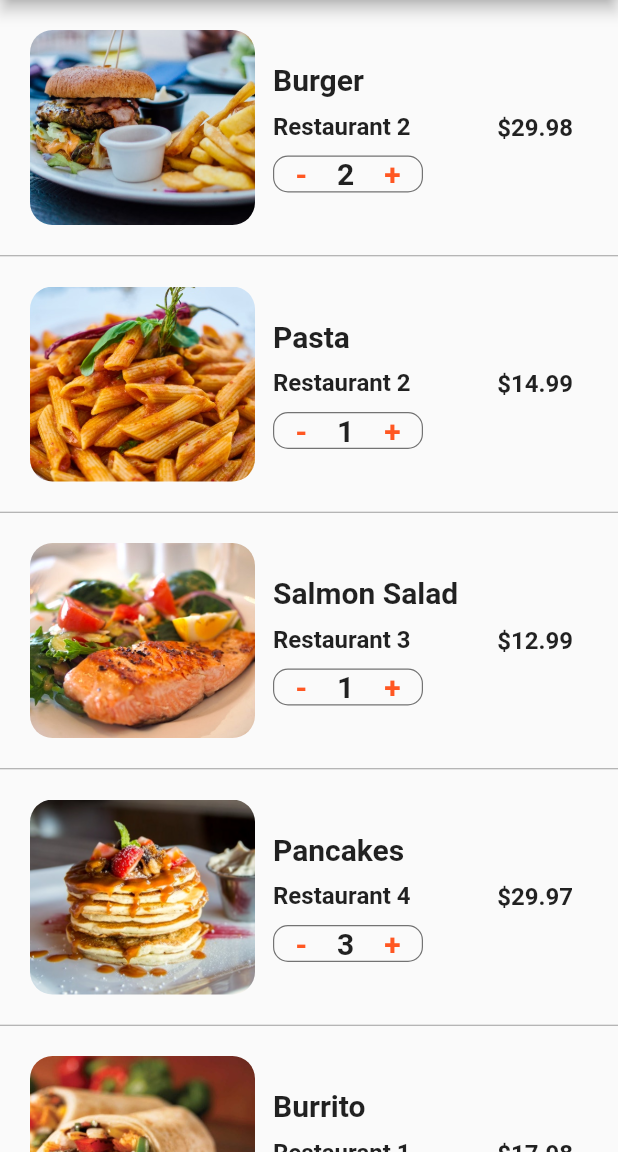
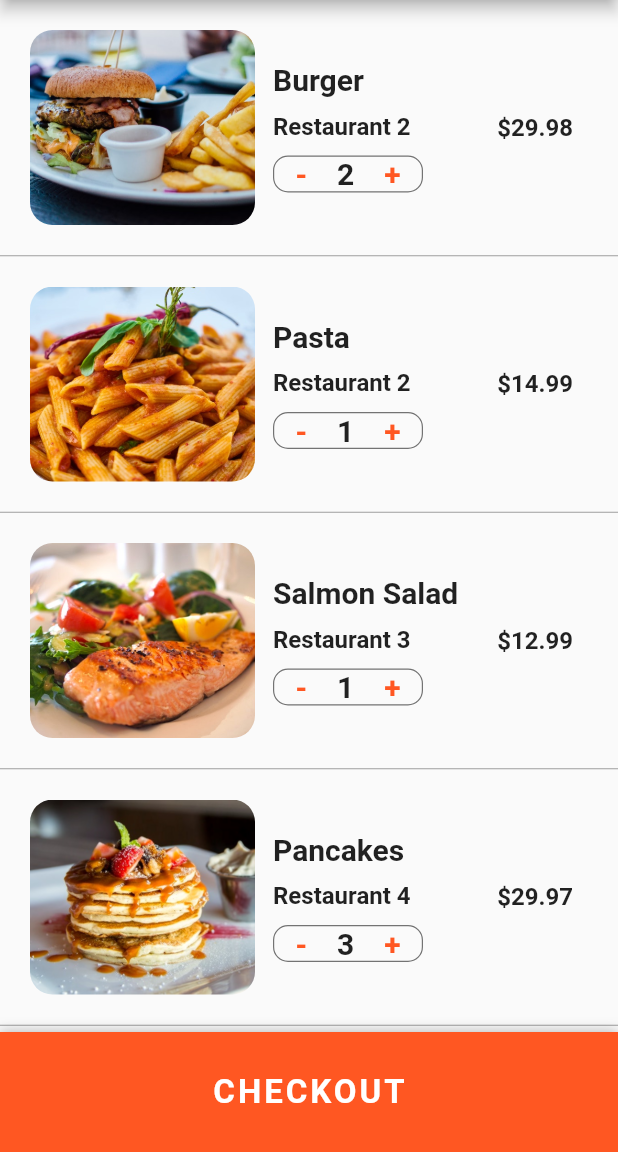
Before and after one commit to sa2608/Flutter-Food-Delivery-App, a Flutter app: the screen it shows after launch, after a tap on an icon or button, on a phone screen of 412 x 824 dp, the part 84-1236 px from its top. Run offline on Flutter 3.47's test engine with Material 2 defaults, Android fonts, the phone set to English and light mode, and no system bars.

Commit message:
:smile: checkout section completed

```diff
--- a/lib/screens/cart_screen.dart
+++ b/lib/screens/cart_screen.dart
@@ -130,20 +130,72 @@ class _CartScreenState extends State<CartScreen> {
 
   @override
   Widget build(BuildContext context) {
+    double totalPrice = 0;
+    currentUser.cart.forEach(
+        (Order order) => totalPrice += order.quantity * order.food.price);
     return Scaffold(
       appBar: AppBar(
         centerTitle: true,
         title: Text(
           'Cart (${currentUser.cart.length})',
         ),
-        actions: [
-          Icon(Icons.more_vert)
-        ],
+        actions: [Icon(Icons.more_vert)],
       ),
       body: ListView.separated(
         itemBuilder: (BuildContext context, int index) {
+          if (index < currentUser.cart.length) {
             Order order = currentUser.cart[index];
             return _buildCartItem(order);
+          }
+          //delivery time and total cost section
+          return Padding(
+            padding: const EdgeInsets.all(20.0),
+            child: Column(
+              children: [
+                Row(
+                  mainAxisAlignment: MainAxisAlignment.spaceBetween,
+                  children: [
+                    Text(
+                      'Extimated Deliver Time',
+                      style: TextStyle(
+                        fontSize: 20.0,
+                        fontWeight: FontWeight.w600,
+                      ),
+                    ),
+                    Text(
+                      '25 Min',
+                      style: TextStyle(
+                        fontSize: 20.0,
+                        fontWeight: FontWeight.w600,
+                      ),
+                    ),
+                  ],
+                ),
+                SizedBox(height: 10.0),
+                Row(
+                  mainAxisAlignment: MainAxisAlignment.spaceBetween,
+                  children: [
+                    Text(
+                      'Total Cost ',
+                      style: TextStyle(
+                        fontSize: 20.0,
+                        fontWeight: FontWeight.w600,
+                      ),
+                    ),
+                    Text(
+                      '\$${totalPrice.toStringAsFixed(2)}',
+                      style: TextStyle(
+                        color: Colors.green[700],
+                        fontSize: 20.0,
+                        fontWeight: FontWeight.w600,
+                      ),
+                    ),
+                  ],
+                ),
+                SizedBox(height: 80.0,)
+              ],
+            ),
+          );
         },
         separatorBuilder: (BuildContext context, int index) {
           return Divider(
@@ -151,7 +203,37 @@ class _CartScreenState extends State<CartScreen> {
             height: 1.0,
           );
         },
-          itemCount: currentUser.cart.length),
+        itemCount: currentUser.cart.length + 1,
+      ),
+      //checkout section
+      bottomSheet: Container(
+        height: 80.0,
+        width: MediaQuery.of(context).size.width,
+        decoration: BoxDecoration(
+          color: Theme.of(context).primaryColor,
+          boxShadow: [
+            BoxShadow(
+              color: Colors.black26,
+              offset: Offset(0, -1),
+              blurRadius: 6.0,
+            ),
+          ],
+        ),
+        child: Center(
+          child: FlatButton(
+              onPressed: () {
+                print('checkout pressed');
+              },
+              child: Text(
+                'CHECKOUT',
+                style: TextStyle(
+                    color: Colors.white,
+                    fontSize: 22.0,
+                    fontWeight: FontWeight.bold,
+                    letterSpacing: 2.0),
+              )),
+        ),
+      ),
     );
   }
 }
--- a/lib/screens/home_screen.dart
+++ b/lib/screens/home_screen.dart
@@ -105,10 +105,10 @@ class _HomeScreenState extends State<HomeScreen> {
       appBar: AppBar(
         elevation: 2.0,
         centerTitle: true,
-        leading: IconButton(
-          icon: Icon(Icons.account_circle),
-          onPressed: () {},
-        ),
+        // leading: IconButton(
+        //   icon: Icon(Icons.account_circle),
+        //   onPressed: () {},
+        // ),
         title: Text("Food Delivery"),
         actions: [
           FlatButton(
@@ -130,6 +130,7 @@ class _HomeScreenState extends State<HomeScreen> {
           ),
         ],
       ),
+
       body: ListView(
         children: [
           Padding(
```
Lines whose indentation alone changed are shown as unchanged.
